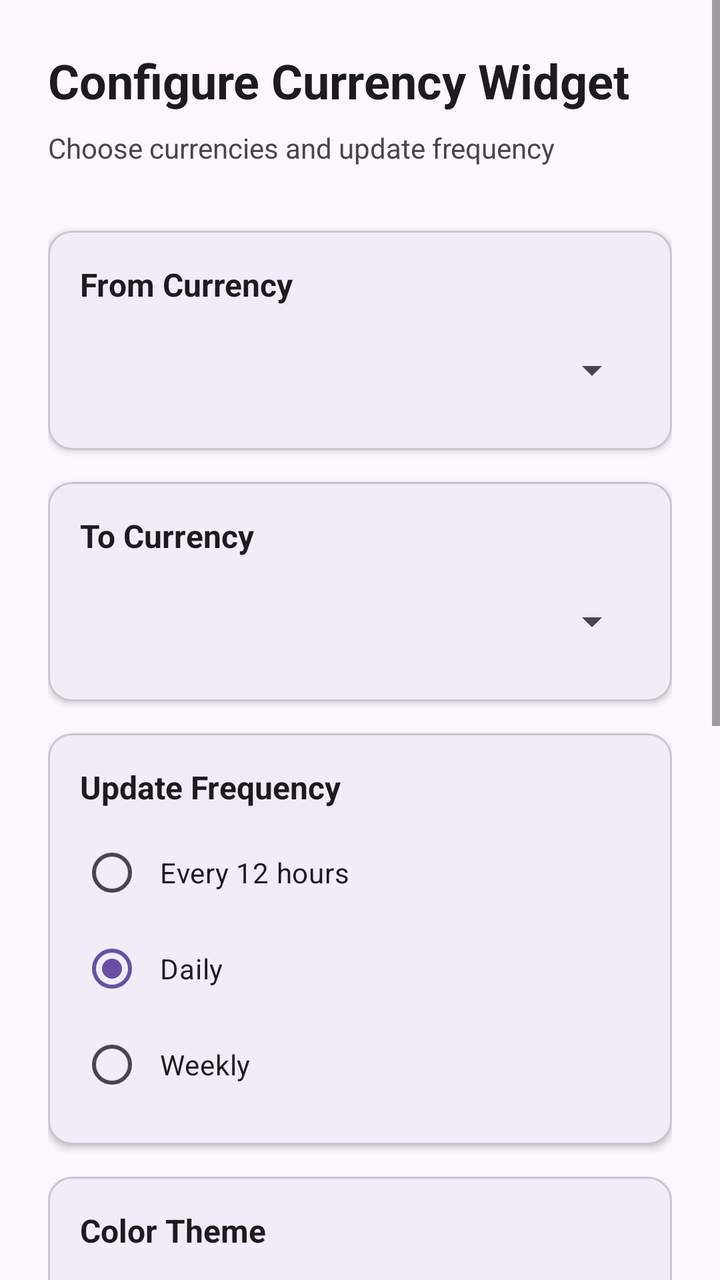
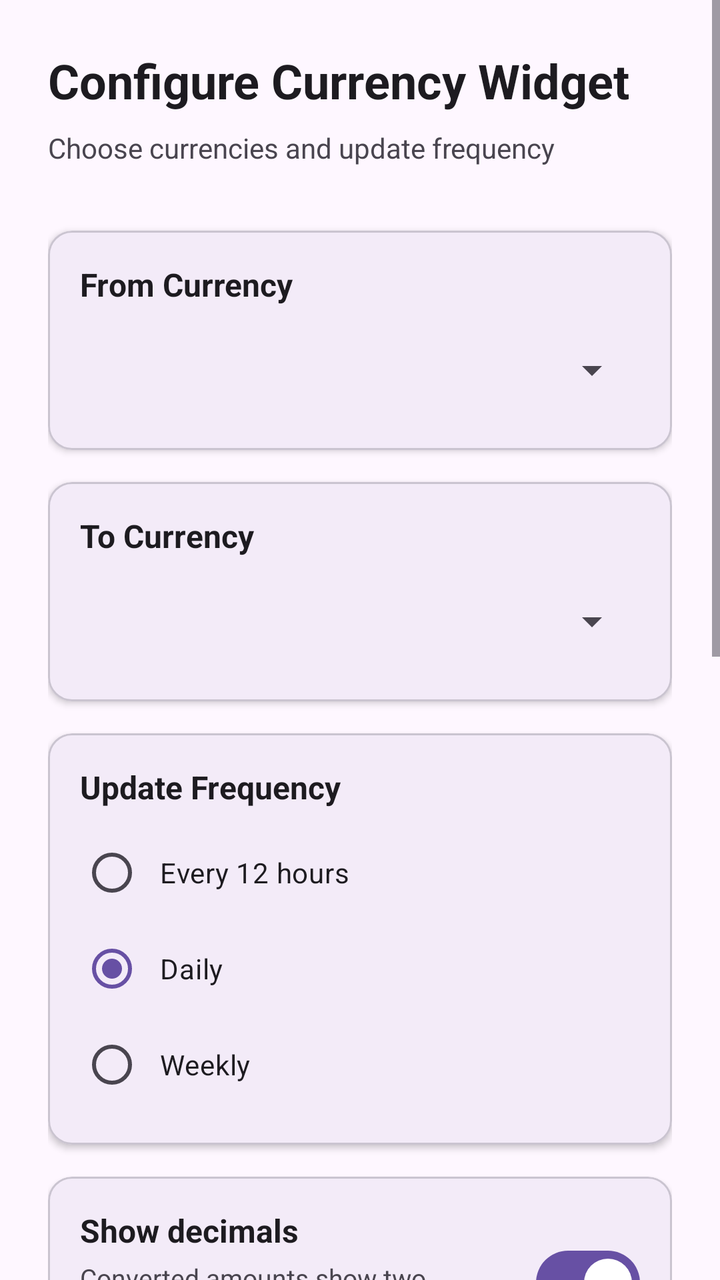

Before-and-after screenshots of an Android layout around one commit, followed by the original layout XML and the change that was made.
<!-- AndroidManifest.xml: activity theme Theme.CurrencyConverterWidget -->
<!-- res/layout/activity_widget_configuration.xml -->
<?xml version="1.0" encoding="utf-8"?>
<ScrollView xmlns:android="http://schemas.android.com/apk/res/android"
    xmlns:app="http://schemas.android.com/apk/res-auto"
    android:layout_width="match_parent"
    android:layout_height="match_parent"
    android:fillViewport="true">

    <androidx.constraintlayout.widget.ConstraintLayout
        android:layout_width="match_parent"
        android:layout_height="wrap_content"
        android:padding="24dp">

        <TextView
            android:id="@+id/titleText"
            android:layout_width="0dp"
            android:layout_height="wrap_content"
            android:text="@string/configure_widget_title"
            android:textSize="24sp"
            android:textStyle="bold"
            android:textColor="?android:attr/textColorPrimary"
            app:layout_constraintEnd_toEndOf="parent"
            app:layout_constraintStart_toStartOf="parent"
            app:layout_constraintTop_toTopOf="parent" />

        <TextView
            android:id="@+id/subtitleText"
            android:layout_width="0dp"
            android:layout_height="wrap_content"
            android:layout_marginTop="8dp"
            android:text="Choose currencies and update frequency"
            android:textSize="14sp"
            android:textColor="?android:attr/textColorSecondary"
            app:layout_constraintEnd_toEndOf="parent"
            app:layout_constraintStart_toStartOf="parent"
            app:layout_constraintTop_toBottomOf="@id/titleText" />

        
        <com.google.android.material.card.MaterialCardView
            android:id="@+id/sourceCurrencyCard"
            android:layout_width="0dp"
            android:layout_height="wrap_content"
            android:layout_marginTop="32dp"
            app:cardElevation="2dp"
            app:cardCornerRadius="12dp"
            app:layout_constraintEnd_toEndOf="parent"
            app:layout_constraintStart_toStartOf="parent"
            app:layout_constraintTop_toBottomOf="@id/subtitleText">

            <LinearLayout
                android:layout_width="match_parent"
                android:layout_height="wrap_content"
                android:orientation="vertical"
                android:padding="16dp">

                <TextView
                    android:layout_width="wrap_content"
                    android:layout_height="wrap_content"
                    android:text="From Currency"
                    android:textSize="16sp"
                    android:textStyle="bold"
                    android:textColor="?android:attr/textColorPrimary" />

                <Spinner
                    android:id="@+id/sourceCurrencySpinner"
                    android:layout_width="match_parent"
                    android:layout_height="48dp"
                    android:layout_marginTop="8dp"
                    android:spinnerMode="dropdown" />
            </LinearLayout>
        </com.google.android.material.card.MaterialCardView>

        
        <com.google.android.material.card.MaterialCardView
            android:id="@+id/targetCurrencyCard"
            android:layout_width="0dp"
            android:layout_height="wrap_content"
            android:layout_marginTop="16dp"
            app:cardElevation="2dp"
            app:cardCornerRadius="12dp"
            app:layout_constraintEnd_toEndOf="parent"
            app:layout_constraintStart_toStartOf="parent"
            app:layout_constraintTop_toBottomOf="@id/sourceCurrencyCard">

            <LinearLayout
                android:layout_width="match_parent"
                android:layout_height="wrap_content"
                android:orientation="vertical"
                android:padding="16dp">

                <TextView
                    android:layout_width="wrap_content"
                    android:layout_height="wrap_content"
                    android:text="To Currency"
                    android:textSize="16sp"
                    android:textStyle="bold"
                    android:textColor="?android:attr/textColorPrimary" />

                <Spinner
                    android:id="@+id/targetCurrencySpinner"
                    android:layout_width="match_parent"
                    android:layout_height="48dp"
                    android:layout_marginTop="8dp"
                    android:spinnerMode="dropdown" />
            </LinearLayout>
        </com.google.android.material.card.MaterialCardView>

        
        <com.google.android.material.card.MaterialCardView
            android:id="@+id/updateFrequencyCard"
            android:layout_width="0dp"
            android:layout_height="wrap_content"
            android:layout_marginTop="16dp"
            app:cardElevation="2dp"
            app:cardCornerRadius="12dp"
            app:layout_constraintEnd_toEndOf="parent"
            app:layout_constraintStart_toStartOf="parent"
            app:layout_constraintTop_toBottomOf="@id/targetCurrencyCard">

            <LinearLayout
                android:layout_width="match_parent"
                android:layout_height="wrap_content"
                android:orientation="vertical"
                android:padding="16dp">

                <TextView
                    android:layout_width="wrap_content"
                    android:layout_height="wrap_content"
                    android:text="Update Frequency"
                    android:textSize="16sp"
                    android:textStyle="bold"
                    android:textColor="?android:attr/textColorPrimary" />

                <RadioGroup
                    android:id="@+id/updateFrequencyRadioGroup"
                    android:layout_width="match_parent"
                    android:layout_height="wrap_content"
                    android:layout_marginTop="8dp">

                    <RadioButton
                        android:id="@+id/radio12Hours"
                        android:layout_width="match_parent"
                        android:layout_height="wrap_content"
                        android:text="Every 12 hours"
                        android:textSize="14sp"
                        android:padding="8dp" />

                    <RadioButton
                        android:id="@+id/radioDaily"
                        android:layout_width="match_parent"
                        android:layout_height="wrap_content"
                        android:text="Daily"
                        android:textSize="14sp"
                        android:padding="8dp"
                        android:checked="true" />

                    <RadioButton
                        android:id="@+id/radioWeekly"
                        android:layout_width="match_parent"
                        android:layout_height="wrap_content"
                        android:text="Weekly"
                        android:textSize="14sp"
                        android:padding="8dp" />
                </RadioGroup>
            </LinearLayout>
        </com.google.android.material.card.MaterialCardView>

        
        <com.google.android.material.card.MaterialCardView
            android:id="@+id/themeCard"
            android:layout_width="0dp"
            android:layout_height="wrap_content"
            android:layout_marginTop="16dp"
            app:cardElevation="2dp"
            app:cardCornerRadius="12dp"
            app:layout_constraintEnd_toEndOf="parent"
            app:layout_constraintStart_toStartOf="parent"
            app:layout_constraintTop_toBottomOf="@id/updateFrequencyCard">

            <LinearLayout
                android:layout_width="match_parent"
                android:layout_height="wrap_content"
                android:orientation="vertical"
                android:padding="16dp">

                <TextView
                    android:layout_width="wrap_content"
                    android:layout_height="wrap_content"
                    android:text="Color Theme"
                    android:textSize="16sp"
                    android:textStyle="bold"
                    android:textColor="?android:attr/textColorPrimary" />

                <Spinner
                    android:id="@+id/themeSpinner"
                    android:layout_width="match_parent"
                    android:layout_height="48dp"
                    android:layout_marginTop="8dp"
                    android:spinnerMode="dropdown" />
            </LinearLayout>
        </com.google.android.material.card.MaterialCardView>

        
        <com.google.android.material.card.MaterialCardView
            android:id="@+id/transparencyCard"
            android:layout_width="0dp"
            android:layout_height="wrap_content"
            android:layout_marginTop="16dp"
            app:cardElevation="2dp"
            app:cardCornerRadius="12dp"
            app:layout_constraintEnd_toEndOf="parent"
            app:layout_constraintStart_toStartOf="parent"
            app:layout_constraintTop_toBottomOf="@id/themeCard">

            <LinearLayout
                android:layout_width="match_parent"
                android:layout_height="wrap_content"
                android:orientation="vertical"
                android:padding="16dp">

                <LinearLayout
                    android:layout_width="match_parent"
                    android:layout_height="wrap_content"
                    android:orientation="horizontal"
                    android:gravity="center_vertical">

                    <TextView
                        android:layout_width="0dp"
                        android:layout_height="wrap_content"
                        android:layout_weight="1"
                        android:text="Background Transparency"
                        android:textSize="16sp"
                        android:textStyle="bold"
                        android:textColor="?android:attr/textColorPrimary" />

                    <TextView
                        android:id="@+id/opacityValueText"
                        android:layout_width="wrap_content"
                        android:layout_height="wrap_content"
                        android:text="0%"
                        android:textSize="14sp"
                        android:textColor="?android:attr/textColorSecondary" />
                </LinearLayout>

                <SeekBar
                    android:id="@+id/seekBarOpacity"
                    android:layout_width="match_parent"
                    android:layout_height="wrap_content"
                    android:layout_marginTop="12dp"
                    android:max="100"
                    android:progress="0" />

                
                <TextView
                    android:layout_width="wrap_content"
                    android:layout_height="wrap_content"
                    android:layout_marginTop="16dp"
                    android:layout_marginBottom="8dp"
                    android:text="Preview"
                    android:textSize="13sp"
                    android:textColor="?android:attr/textColorSecondary" />

                <FrameLayout
                    android:id="@+id/previewContainer"
                    android:layout_width="match_parent"
                    android:layout_height="wrap_content"
                    android:padding="20dp">

                    <LinearLayout
                        android:id="@+id/widgetPreview"
                        android:layout_width="200dp"
                        android:layout_height="wrap_content"
                        android:layout_gravity="center"
                        android:orientation="vertical"
                        android:padding="8dp">

                        
                        <LinearLayout
                            android:id="@+id/previewDisplayContainer"
                            android:layout_width="match_parent"
                            android:layout_height="wrap_content"
                            android:orientation="horizontal"
                            android:padding="8dp"
                            android:layout_marginBottom="3dp">

                            
                            <LinearLayout
                                android:layout_width="0dp"
                                android:layout_height="wrap_content"
                                android:layout_weight="1"
                                android:orientation="vertical">

                                <TextView
                                    android:id="@+id/previewSourceLabel"
                                    android:layout_width="wrap_content"
                                    android:layout_height="wrap_content"
                                    android:text="USD"
                                    android:textSize="9sp"
                                    android:textStyle="bold" />

                                <TextView
                                    android:id="@+id/previewInputDisplay"
                                    android:layout_width="wrap_content"
                                    android:layout_height="wrap_content"
                                    android:text="1.00"
                                    android:textSize="16sp"
                                    android:textStyle="bold" />
                            </LinearLayout>

                            
                            <LinearLayout
                                android:layout_width="0dp"
                                android:layout_height="wrap_content"
                                android:layout_weight="1"
                                android:orientation="vertical">

                                <TextView
                                    android:id="@+id/previewTargetLabel"
                                    android:layout_width="match_parent"
                                    android:layout_height="wrap_content"
                                    android:text="EUR"
                                    android:textSize="9sp"
                                    android:textStyle="bold"
                                    android:gravity="end" />

                                <TextView
                                    android:id="@+id/previewOutputDisplay"
                                    android:layout_width="match_parent"
                                    android:layout_height="wrap_content"
                                    android:text="0.92"
                                    android:textSize="16sp"
                                    android:textStyle="bold"
                                    android:gravity="end" />
                            </LinearLayout>
                        </LinearLayout>

                        
                        <TextView
                            android:id="@+id/previewTimestamp"
                            android:layout_width="match_parent"
                            android:layout_height="wrap_content"
                            android:text="Rate updated: Just now"
                            android:textSize="7sp"
                            android:gravity="center"
                            android:layout_marginBottom="4dp" />

                        
                        <LinearLayout
                            android:layout_width="match_parent"
                            android:layout_height="wrap_content"
                            android:orientation="vertical">

                            <LinearLayout
                                android:layout_width="match_parent"
                                android:layout_height="wrap_content">

                                <TextView
                                    android:id="@+id/previewBtn1"
                                    android:layout_width="0dp"
                                    android:layout_height="24dp"
                                    android:layout_weight="1"
                                    android:layout_margin="1.5dp"
                                    android:gravity="center"
                                    android:text="1"
                                    android:textSize="11sp" />

                                <TextView
                                    android:id="@+id/previewBtn2"
                                    android:layout_width="0dp"
                                    android:layout_height="24dp"
                                    android:layout_weight="1"
                                    android:layout_margin="1.5dp"
                                    android:gravity="center"
                                    android:text="2"
                                    android:textSize="11sp" />

                                <TextView
                                    android:id="@+id/previewBtn3"
                                    android:layout_width="0dp"
                                    android:layout_height="24dp"
                                    android:layout_weight="1"
                                    android:layout_margin="1.5dp"
                                    android:gravity="center"
                                    android:text="3"
                                    android:textSize="11sp" />
                            </LinearLayout>

                            <LinearLayout
                                android:layout_width="match_parent"
                                android:layout_height="wrap_content">

                                <TextView
                                    android:id="@+id/previewBtn4"
                                    android:layout_width="0dp"
                                    android:layout_height="24dp"
                                    android:layout_weight="1"
                                    android:layout_margin="1.5dp"
                                    android:gravity="center"
                                    android:text="4"
                                    android:textSize="11sp" />

                                <TextView
                                    android:id="@+id/previewBtn5"
                                    android:layout_width="0dp"
                                    android:layout_height="24dp"
                                    android:layout_weight="1"
                                    android:layout_margin="1.5dp"
                                    android:gravity="center"
                                    android:text="5"
                                    android:textSize="11sp" />

                                <TextView
                                    android:id="@+id/previewBtn6"
                                    android:layout_width="0dp"
                                    android:layout_height="24dp"
                                    android:layout_weight="1"
                                    android:layout_margin="1.5dp"
                                    android:gravity="center"
                                    android:text="6"
                                    android:textSize="11sp" />
                            </LinearLayout>
                        </LinearLayout>

                    </LinearLayout>
                </FrameLayout>

            </LinearLayout>
        </com.google.android.material.card.MaterialCardView>

        
        <com.google.android.material.button.MaterialButton
            android:id="@+id/addWidgetButton"
            android:layout_width="0dp"
            android:layout_height="56dp"
            android:layout_marginTop="32dp"
            android:text="@string/add_widget"
            android:textSize="16sp"
            android:textStyle="bold"
            app:cornerRadius="12dp"
            app:layout_constraintEnd_toEndOf="parent"
            app:layout_constraintStart_toStartOf="parent"
            app:layout_constraintTop_toBottomOf="@id/transparencyCard" />

        <ProgressBar
            android:id="@+id/progressBar"
            android:layout_width="wrap_content"
            android:layout_height="wrap_content"
            android:visibility="gone"
            app:layout_constraintBottom_toBottomOf="@id/addWidgetButton"
            app:layout_constraintEnd_toEndOf="@id/addWidgetButton"
            app:layout_constraintStart_toStartOf="@id/addWidgetButton"
            app:layout_constraintTop_toTopOf="@id/addWidgetButton" />

    </androidx.constraintlayout.widget.ConstraintLayout>
</ScrollView>
<!-- resources referenced by this layout -->
<resources>
  <string name="add_widget">Add Widget</string>
  <string name="configure_widget_title">Configure Currency Widget</string>
  <style name="Theme.CurrencyConverterWidget" parent="Base.Theme.CurrencyConverterWidget" />
  <style name="Base.Theme.CurrencyConverterWidget" parent="Theme.Material3.DayNight.NoActionBar">
          
          
      </style>
</resources>

<!-- the commit's change to res/layout/activity_widget_configuration.xml (unified diff, before → after) -->
@@ -164,6 +164,57 @@
             </LinearLayout>
         </com.google.android.material.card.MaterialCardView>
 
+        <com.google.android.material.card.MaterialCardView
+            android:id="@+id/decimalsCard"
+            android:layout_width="0dp"
+            android:layout_height="wrap_content"
+            android:layout_marginTop="16dp"
+            app:cardElevation="2dp"
+            app:cardCornerRadius="12dp"
+            app:layout_constraintEnd_toEndOf="parent"
+            app:layout_constraintStart_toStartOf="parent"
+            app:layout_constraintTop_toBottomOf="@id/updateFrequencyCard">
+
+            <LinearLayout
+                android:layout_width="match_parent"
+                android:layout_height="wrap_content"
+                android:gravity="center_vertical"
+                android:orientation="horizontal"
+                android:padding="16dp">
+
+                <LinearLayout
+                    android:layout_width="0dp"
+                    android:layout_height="wrap_content"
+                    android:layout_marginEnd="12dp"
+                    android:layout_weight="1"
+                    android:orientation="vertical">
+
+                    <TextView
+                        android:layout_width="wrap_content"
+                        android:layout_height="wrap_content"
+                        android:text="@string/show_decimals"
+                        android:textColor="?android:attr/textColorPrimary"
+                        android:textSize="16sp"
+                        android:textStyle="bold" />
+
+                    <TextView
+                        android:layout_width="wrap_content"
+                        android:layout_height="wrap_content"
+                        android:layout_marginTop="4dp"
+                        android:text="@string/show_decimals_summary"
+                        android:textColor="?android:attr/textColorSecondary"
+                        android:textSize="13sp" />
+                </LinearLayout>
+
+                <com.google.android.material.materialswitch.MaterialSwitch
+                    android:id="@+id/showDecimalsSwitch"
+                    android:layout_width="wrap_content"
+                    android:layout_height="wrap_content"
+                    android:checked="true"
+                    android:contentDescription="@string/show_decimals" />
+            </LinearLayout>
+        </com.google.android.material.card.MaterialCardView>
+
         
         <com.google.android.material.card.MaterialCardView
             android:id="@+id/themeCard"
@@ -174,7 +225,7 @@
             app:cardCornerRadius="12dp"
             app:layout_constraintEnd_toEndOf="parent"
             app:layout_constraintStart_toStartOf="parent"
-            app:layout_constraintTop_toBottomOf="@id/updateFrequencyCard">
+            app:layout_constraintTop_toBottomOf="@id/decimalsCard">
 
             <LinearLayout
                 android:layout_width="match_parent"
@@ -299,10 +350,12 @@
 
                                 <TextView
                                     android:id="@+id/previewInputDisplay"
-                                    android:layout_width="wrap_content"
+                                    android:layout_width="match_parent"
                                     android:layout_height="wrap_content"
-                                    android:text="1.00"
-                                    android:textSize="16sp"
+                                    android:ellipsize="end"
+                                    android:maxLines="1"
+                                    android:text="1,234.56"
+                                    android:textSize="14sp"
                                     android:textStyle="bold" />
                             </LinearLayout>
 
@@ -326,10 +379,12 @@
                                     android:id="@+id/previewOutputDisplay"
                                     android:layout_width="match_parent"
                                     android:layout_height="wrap_content"
-                                    android:text="0.92"
-                                    android:textSize="16sp"
-                                    android:textStyle="bold"
-                                    android:gravity="end" />
+                                    android:ellipsize="end"
+                                    android:gravity="end"
+                                    android:maxLines="1"
+                                    android:text="9,876.50"
+                                    android:textSize="14sp"
+                                    android:textStyle="bold" />
                             </LinearLayout>
                         </LinearLayout>
 
<!-- resource entries referenced after the edit -->
@@ -2,6 +2,8 @@
 <resources>
   <string name="add_widget">Add Widget</string>
   <string name="configure_widget_title">Configure Currency Widget</string>
+  <string name="show_decimals">Show decimals</string>
+  <string name="show_decimals_summary">Converted amounts show two decimal places. Turn this off for a whole number.</string>
   <style name="Theme.CurrencyConverterWidget" parent="Base.Theme.CurrencyConverterWidget" />
   <style name="Base.Theme.CurrencyConverterWidget" parent="Theme.Material3.DayNight.NoActionBar">
           
